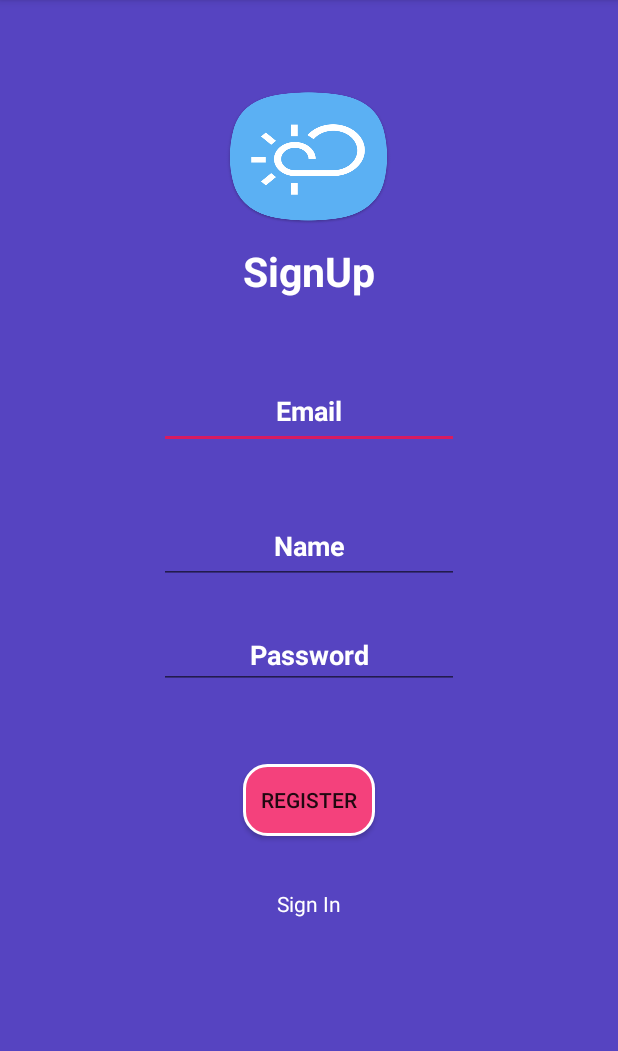
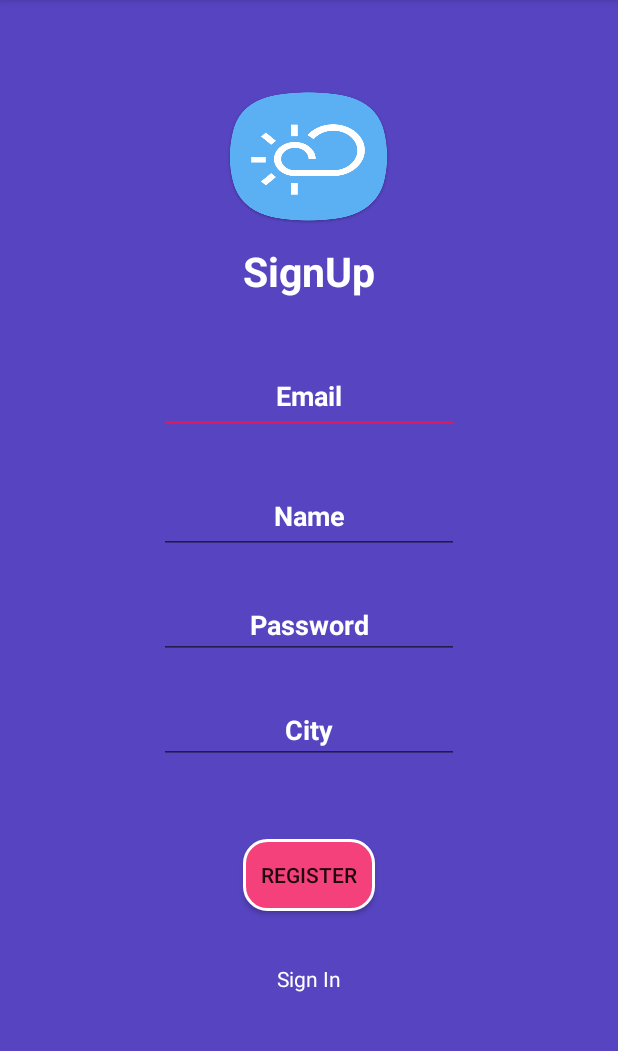
Before and after one commit to MahmoudAlipour2/OjooApp, an Android app: the SignUpActivity screen opened directly, with no data from a screen before it, on a phone screen of 412 x 824 dp, the part 84-1135 px from its top. Run offline under Robolectric (Android 15) with nearby library versions, the light colour scheme and no system bars.

Commit message:
add city edittext to signup

```diff
--- a/app/src/main/res/layout/activity_sign_up.xml
+++ b/app/src/main/res/layout/activity_sign_up.xml
@@ -38,7 +38,7 @@
         android:layout_width="200dp"
         android:layout_height="50dp"
         android:layout_gravity="center"
-        android:layout_marginTop="50dp"
+        android:layout_marginTop="40dp"
         android:gravity="center"
         android:hint="Email"
         android:inputType="textEmailAddress"
@@ -52,7 +52,7 @@
         android:layout_width="200dp"
         android:layout_height="50dp"
         android:layout_gravity="center"
-        android:layout_marginTop="40dp"
+        android:layout_marginTop="30dp"
         android:gravity="center"
         android:hint="Name"
         android:inputType="textEmailAddress"
@@ -70,6 +70,20 @@
         android:layout_marginTop="30dp"
         android:gravity="center"
         android:hint="Password"
+        android:inputType="textWebPassword"
+        android:textColor="#FFFFFF"
+        android:textColorHint="#FFFFFF"
+        android:textStyle="bold"
+
+        />
+    <EditText
+        android:id="@+id/etCity"
+        android:layout_width="200dp"
+        android:layout_height="40dp"
+        android:layout_gravity="center"
+        android:layout_marginTop="30dp"
+        android:gravity="center"
+        android:hint="City"
         android:inputType="textWebPassword"
         android:textColor="#FFFFFF"
         android:textColorHint="#FFFFFF"
```
